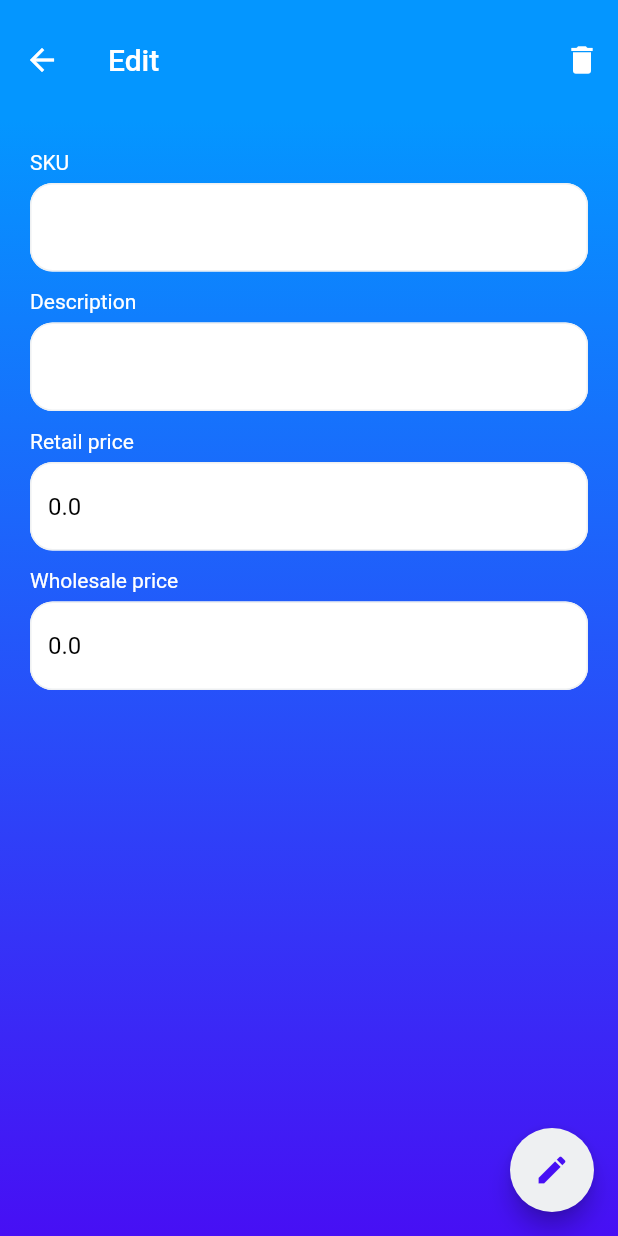
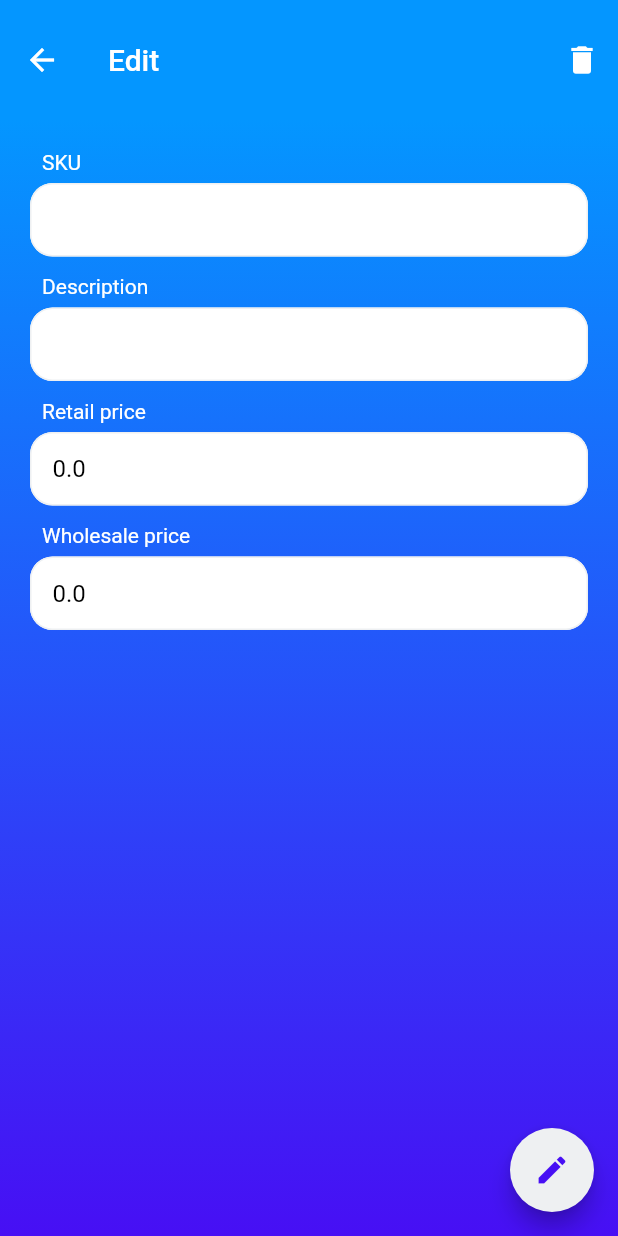
Before and after one commit to jeremieBitancor/presyo, a Flutter app: the EditProduct screen opened directly with empty values, on a phone screen of 412 x 824 dp. Run offline on Flutter 3.47's test engine with Material 2 defaults, Android fonts, the phone set to English and light mode, and no system bars; our stand-ins replace cloud_firestore, firebase_core, font_awesome_flutter; missing offline and left inert: barcode_scan; accounts and stored records are empty.

Commit message:
Change text field height

```diff
--- a/lib/view/edit_product.dart
+++ b/lib/view/edit_product.dart
@@ -66,9 +66,12 @@ class _EditProductState extends State<EditProduct> {
                 Column(
                   crossAxisAlignment: CrossAxisAlignment.start,
                   children: [
-                    Text(
+                    Padding(
+                      padding: const EdgeInsets.only(left: 8),
+                      child: Text(
                         'SKU',
                         style: TextStyle(color: Colors.white),
+                      ),
                     ),
                     Container(
                       margin: EdgeInsets.only(bottom: 12, top: 6),
@@ -79,6 +82,8 @@ class _EditProductState extends State<EditProduct> {
                         decoration: InputDecoration(
                           filled: true,
                           fillColor: Colors.white,
+                          isDense: true,
+                          contentPadding: EdgeInsets.all(15),
                           enabledBorder: OutlineInputBorder(
                             borderSide: BorderSide(color: Color(0xFFEEF0F2)),
                             borderRadius: BorderRadius.circular(15),
@@ -95,7 +100,11 @@ class _EditProductState extends State<EditProduct> {
                 Column(
                   crossAxisAlignment: CrossAxisAlignment.start,
                   children: [
-                    Text('Description', style: TextStyle(color: Colors.white)),
+                    Padding(
+                      padding: const EdgeInsets.only(left: 8.0),
+                      child: Text('Description',
+                          style: TextStyle(color: Colors.white)),
+                    ),
                     Container(
                       margin: EdgeInsets.only(bottom: 12, top: 6),
                       child: TextFormField(
@@ -115,6 +124,8 @@ class _EditProductState extends State<EditProduct> {
                         decoration: InputDecoration(
                           filled: true,
                           fillColor: Colors.white,
+                          isDense: true,
+                          contentPadding: EdgeInsets.all(15),
                           enabledBorder: OutlineInputBorder(
                             borderSide: BorderSide(color: Color(0xFFEEF0F2)),
                             borderRadius: BorderRadius.circular(15),
@@ -131,9 +142,12 @@ class _EditProductState extends State<EditProduct> {
                 Column(
                   crossAxisAlignment: CrossAxisAlignment.start,
                   children: [
-                    Text(
+                    Padding(
+                      padding: const EdgeInsets.only(left: 8.0),
+                      child: Text(
                         'Retail price',
                         style: TextStyle(color: Colors.white),
+                      ),
                     ),
                     Container(
                       margin: EdgeInsets.only(bottom: 12, top: 6),
@@ -155,6 +169,8 @@ class _EditProductState extends State<EditProduct> {
                         decoration: InputDecoration(
                           filled: true,
                           fillColor: Colors.white,
+                          isDense: true,
+                          contentPadding: EdgeInsets.all(15),
                           enabledBorder: OutlineInputBorder(
                             borderSide: BorderSide(color: Color(0xFFEEF0F2)),
                             borderRadius: BorderRadius.circular(15),
@@ -171,9 +187,12 @@ class _EditProductState extends State<EditProduct> {
                 Column(
                   crossAxisAlignment: CrossAxisAlignment.start,
                   children: [
-                    Text(
+                    Padding(
+                      padding: const EdgeInsets.only(left: 8.0),
+                      child: Text(
                         'Wholesale price',
                         style: TextStyle(color: Colors.white),
+                      ),
                     ),
                     Container(
                       margin: EdgeInsets.only(top: 6),
@@ -195,8 +214,8 @@ class _EditProductState extends State<EditProduct> {
                         decoration: InputDecoration(
                           filled: true,
                           fillColor: Colors.white,
-                          // labelStyle: TextStyle(color: Color(0xFF252422)),
-                          // labelText: "Wholesale price",
+                          isDense: true,
+                          contentPadding: EdgeInsets.all(15),
                           enabledBorder: OutlineInputBorder(
                             borderSide: BorderSide(color: Color(0xFFEEF0F2)),
                             borderRadius: BorderRadius.circular(15),
--- a/lib/view/search.dart
+++ b/lib/view/search.dart
@@ -1,3 +1,4 @@
+import 'package:flutter/gestures.dart';
 import 'package:flutter/material.dart';
 import 'package:presyo/view/edit_product.dart';
 import 'package:presyo/view_model/product_viewmodel.dart';
@@ -40,6 +41,7 @@ class _SearchState extends State<Search> {
 
     return Scaffold(
       appBar: AppBar(
+          brightness: Brightness.dark,
           backgroundColor: Colors.transparent,
           elevation: 0,
           toolbarHeight: 80,
@@ -47,6 +49,7 @@ class _SearchState extends State<Search> {
             children: [
               Expanded(
                 child: TextField(
+                  minLines: 1,
                   controller: searchController,
                   cursorColor: Color(0xFF323031),
                   style: TextStyle(color: Color(0xFF000000)),
@@ -56,6 +59,8 @@ class _SearchState extends State<Search> {
                   decoration: InputDecoration(
                       filled: true,
                       fillColor: Color(0xFFEEF0F2),
+                      isDense: true,
+                      contentPadding: EdgeInsets.all(10),
                       prefixIcon: Icon(
                         Icons.search,
                         color: Color(0xFF7F7979),
```
Also changed, not shown: lib/view/add_product.dart (+9 -0 lines). Lines whose indentation alone changed are shown as unchanged.
